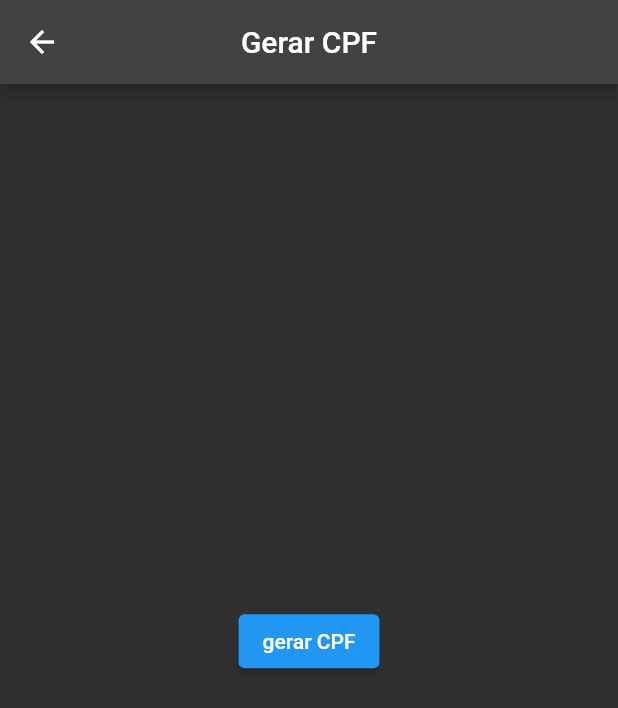
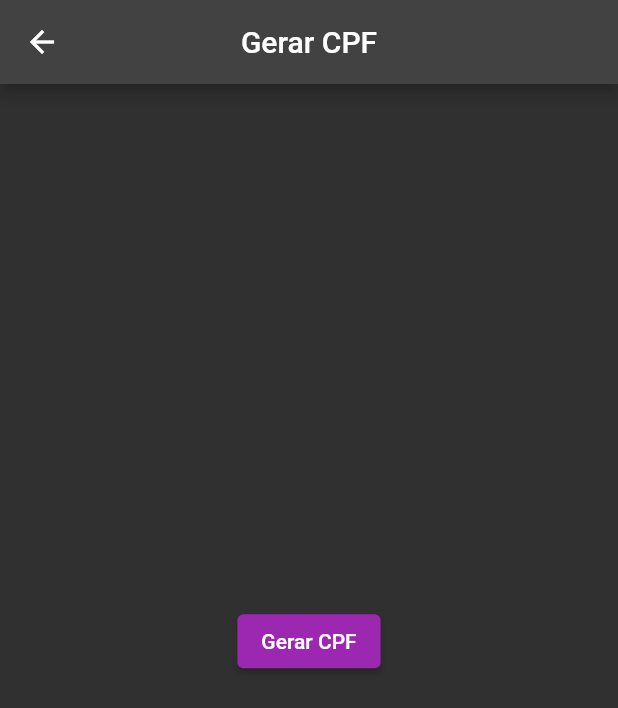
Before and after one commit to caio-deiro/Cpf-Generator-and-Validator, a Flutter app: the screen it shows after launch, after a tap on "Validar CPF!", after a tap on "Clique aqui para gerar um CPF", on a phone screen of 412 x 824 dp. Shown: the top 708 px of the screen. Run offline on Flutter 3.47's test engine with Material 2 defaults, Android fonts, the phone set to English and light mode, and no system bars.

Commit message:
subindo projeto

```diff
--- a/lib/src/app/app_widget.dart
+++ b/lib/src/app/app_widget.dart
@@ -1,4 +1,3 @@
-import 'package:cpf_generator/src/app/pages/validate_cpf_page.dart';
 import 'package:cpf_generator/src/shared/routes/app_routes.dart';
 import 'package:flutter/material.dart';
 
@@ -10,7 +9,7 @@ class AppWidget extends StatelessWidget {
     return MaterialApp(
         debugShowCheckedModeBanner: false,
         theme: ThemeData.dark(),
-        home: ValidateCpfPage(),
+        initialRoute: '/',
         routes: {...routes});
   }
 }
--- a/lib/src/app/models/cpf_model.dart
+++ b/lib/src/app/models/cpf_model.dart
@@ -1,7 +1,7 @@
 import 'dart:math';
 
 class CpfModel {
-  String cpf;
+  final String cpf;
 
   CpfModel({required this.cpf});
 
@@ -27,9 +27,9 @@ class CpfModel {
       cpfList.add(random.nextInt(10));
     }
     var cpf = cpfList.join();
-    this.cpf = cpf;
+    var model = CpfModel(cpf: cpf);
 
-    if (validateCpf()) {
+    if (model.validateCpf()) {
       return cpf;
     }
     return generateCpf();
--- a/lib/src/app/pages/generate_cpf_page.dart
+++ b/lib/src/app/pages/generate_cpf_page.dart
@@ -1,6 +1,9 @@
-import 'package:cpf_generator/src/app/controller/home_viewmodel.dart';
+import 'package:cpf_generator/src/app/controller/cpf_controller.dart';
+import 'package:cpf_generator/src/app/presenter/presenter_cpf.dart';
 import 'package:cpf_generator/src/shared/components/app_button.dart';
 import 'package:flutter/material.dart';
+
+import '../viewModel/viewmodel.dart';
 
 class GenerateCpfPage extends StatefulWidget {
   const GenerateCpfPage({Key? key}) : super(key: key);
@@ -9,13 +12,15 @@ class GenerateCpfPage extends StatefulWidget {
   State<GenerateCpfPage> createState() => _GenerateCpfPageState();
 }
 
-class _GenerateCpfPageState extends State<GenerateCpfPage> {
-  final homeViewModel = HomeViewmodel();
+class _GenerateCpfPageState extends State<GenerateCpfPage> implements CpfView {
+  final viewModel = ViewModel();
+  late final presenter = PresenterCpf(this);
+  final controller = CpfController();
 
   @override
   void initState() {
     super.initState();
-    homeViewModel.addListener(() {
+    viewModel.addListener(() {
       setState(() {});
     });
   }
@@ -24,7 +29,9 @@ class _GenerateCpfPageState extends State<GenerateCpfPage> {
   Widget build(BuildContext context) {
     return Scaffold(
         appBar: AppBar(
-          title: const Text('Gerar CPF'),
+          title: const Text(
+            'Gerar CPF',
+          ),
           centerTitle: true,
         ),
         body: SafeArea(
@@ -36,14 +43,21 @@ class _GenerateCpfPageState extends State<GenerateCpfPage> {
                 crossAxisAlignment: CrossAxisAlignment.center,
                 children: [
                   AppButton(
-                    onPressed: () => homeViewModel.generateCpf(),
-                    child: Text('gerar CPF'),
+                    onPressed: () => viewModel.generateCpf(),
+                    child: Text('Gerar CPF'),
                   ),
                   SizedBox(height: 25),
-                  if (homeViewModel.showText)
-                    Text('o CPF gerado é: ${homeViewModel.generateCpf()}'),
+                  if (viewModel.showText)
+                    Text(
+                      'o CPF gerado é: ${viewModel.generateCpf()}',
+                    ),
                 ],
               ),
             )));
   }
+
+  @override
+  void update() {
+    setState(() {});
+  }
 }
--- /dev/null
+++ b/lib/src/app/pages/splash_page.dart
@@ -0,0 +1,30 @@
+import 'package:flutter/material.dart';
+
+class SplashPage extends StatefulWidget {
+  const SplashPage({Key? key}) : super(key: key);
+
+  @override
+  State<SplashPage> createState() => _SplashPageState();
+}
+
+class _SplashPageState extends State<SplashPage> {
+  @override
+  void initState() {
+    super.initState();
+    WidgetsFlutterBinding.ensureInitialized();
+    Future.delayed(Duration(seconds: 3)).then(
+      (_) => Navigator.pushReplacementNamed(context, '/validate'),
+    );
+  }
+
+  @override
+  Widget build(BuildContext context) {
+    return Scaffold(
+        body: Container(
+      height: MediaQuery.of(context).size.height,
+      width: MediaQuery.of(context).size.width,
+      alignment: Alignment.center,
+      child: Image.asset('assets/images/cpf_image.png'),
+    ));
+  }
+}
--- /dev/null
+++ b/lib/src/app/presenter/presenter_cpf.dart
@@ -0,0 +1,19 @@
+import 'package:cpf_generator/src/app/models/cpf_model.dart';
+
+abstract class CpfView {
+  void update();
+}
+
+class PresenterCpf {
+  final CpfView cpfView;
+
+  PresenterCpf(this.cpfView);
+
+  var result = '';
+
+  void generateCpf() {
+    final cpfModel = CpfModel(cpf: '');
+    result = cpfModel.generateCpf();
+    cpfView.update();
+  }
+}
--- a/lib/src/shared/components/app_button.dart
+++ b/lib/src/shared/components/app_button.dart
@@ -10,6 +10,7 @@ class AppButton extends StatelessWidget {
   Widget build(BuildContext context) {
     return ElevatedButton(
       onPressed: onPressed,
+      style: ElevatedButton.styleFrom(primary: Colors.purple),
       child: child,
     );
   }
--- a/lib/src/shared/routes/app_routes.dart
+++ b/lib/src/shared/routes/app_routes.dart
@@ -1,8 +1,10 @@
 import 'package:cpf_generator/src/app/pages/generate_cpf_page.dart';
+import 'package:cpf_generator/src/app/pages/splash_page.dart';
 import 'package:cpf_generator/src/app/pages/validate_cpf_page.dart';
 import 'package:flutter/cupertino.dart';
 
 final routes = <String, WidgetBuilder>{
+  '/': (context) => SplashPage(),
   '/validate': (context) => ValidateCpfPage(),
   '/generate': (context) => GenerateCpfPage(),
 };
--- a/pubspec.yaml
+++ b/pubspec.yaml
@@ -58,8 +58,8 @@ flutter:
   uses-material-design: true
 
   # To add assets to your application, add an assets section, like this:
-  # assets:
-  #   - images/a_dot_burr.jpeg
+  assets:
+    - assets/images/
   #   - images/a_dot_ham.jpeg
 
   # An image asset can refer to one or more resolution-specific "variants", see
```
Also changed, not shown: lib/src/app/controller/cpf_controller.dart (added, +10 -0 lines), lib/src/app/pages/validate_cpf_page.dart (+28 -5 lines), lib/src/app/viewModel/viewmodel.dart (renamed from lib/src/app/controller/home_viewmodel.dart, +6 -4 lines), assets/images/cpf_image.png (added), 5 other files.
